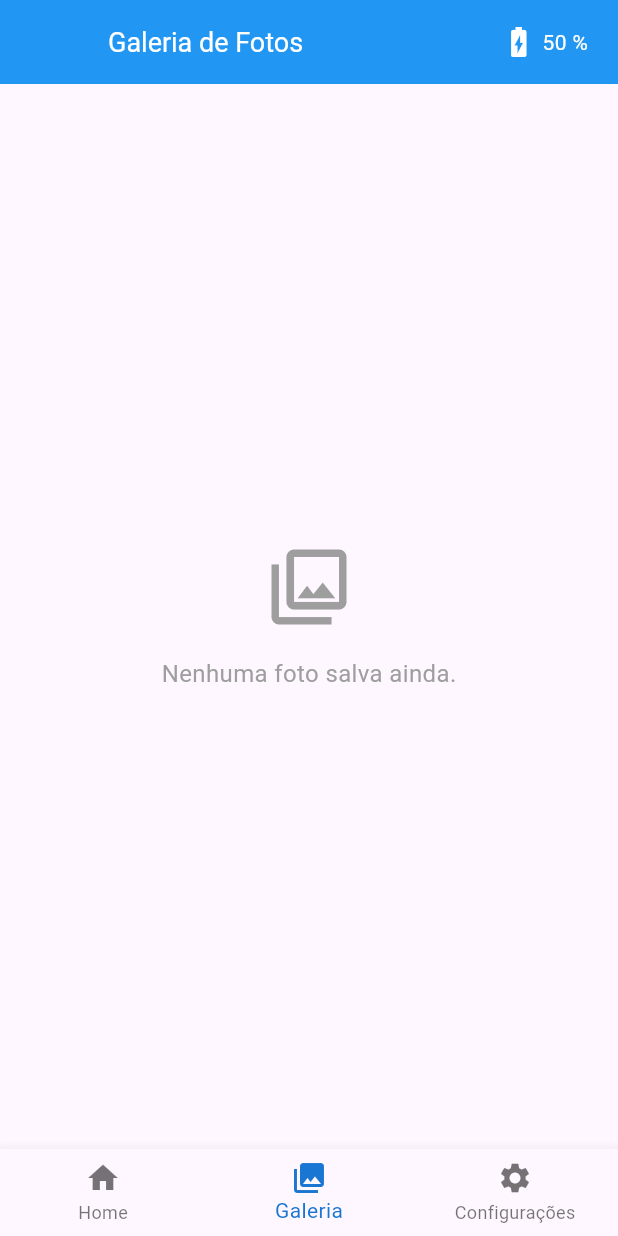
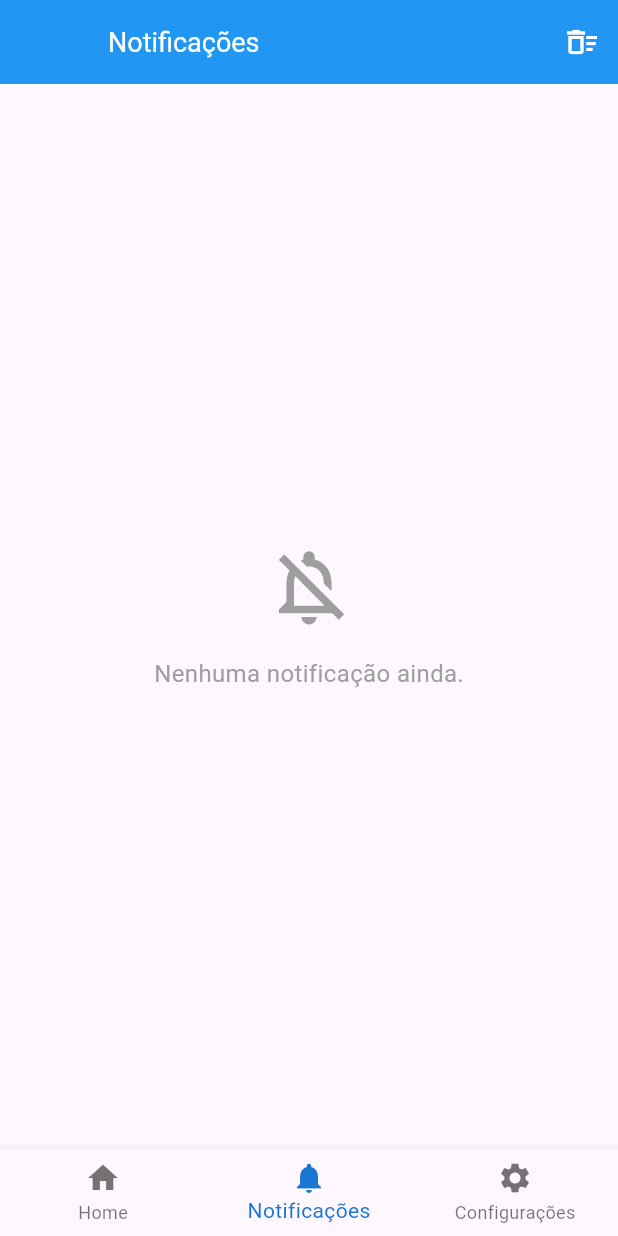
Before and after one commit to ThiagoGSL/Child_in_Car_Safety_Detection_System, a Flutter app: the screen it shows after launch, item 2 of the bottom bar chosen, on a phone screen of 412 x 824 dp. Run offline on Flutter 3.47's test engine with Material 3 defaults, Android fonts, the light colour scheme and no system bars; our stand-ins replace drift, get, permission_handler, timeline_tile; missing offline and left inert: flutter_reactive_ble; accounts and stored records are empty; generated files the repository leaves out were written again.

Commit message:
Criando pagina de notificacoes

```diff
--- a/lib/features/config/config_page.dart
+++ b/lib/features/config/config_page.dart
@@ -1,4 +1,5 @@
 import 'package:app_v0/features/cadastro/form_page.dart'; // Importe a FormPage
+import 'package:app_v0/features/photos/photo_page.dart';
 import 'package:app_v0/main_page_controller.dart';
 import 'package:flutter/material.dart';
 import 'package:get/get.dart';
@@ -37,7 +38,7 @@ class ConfigPage extends StatelessWidget {
           title: 'Logs do Sistema',
           subtitle: 'Visualizar logs de eventos e erros',
           onTap: () {
-            Get.snackbar('Em Breve', 'Página de logs ainda não implementada.');
+            Get.to(() => PhotoPage());
           },
         ),
          _buildConfigTile(
--- /dev/null
+++ b/lib/features/notification/notification_model.dart
@@ -0,0 +1,20 @@
+// Enum para categorizar as notificações e facilitar a exibição (ícones/cores)
+enum NotificationType {
+  connected,
+  disconnected,
+  photoReceived,
+  info,
+  error,
+}
+
+class AppNotification {
+  final String message;
+  final DateTime timestamp;
+  final NotificationType type;
+
+  AppNotification({
+    required this.message,
+    required this.timestamp,
+    required this.type,
+  });
+}
--- /dev/null
+++ b/lib/features/notification/notification_page.dart
@@ -0,0 +1,72 @@
+import 'package:app_v0/features/notification/notification_controller.dart';
+import 'package:app_v0/features/notification/notification_model.dart';
+import 'package:flutter/material.dart';
+import 'package:get/get.dart';
+import 'package:intl/intl.dart';
+
+class NotificationPage extends StatelessWidget {
+  // Este widget não tem 'const' no construtor para ser consistente
+  // com a lista de widgets não-constante no MainPageController.
+  NotificationPage({super.key});
+
+  final NotificationController controller = Get.find<NotificationController>();
+
+  // Mapeia o tipo de notificação para um ícone e cor específicos.
+  Widget _getIconForType(NotificationType type) {
+    switch (type) {
+      case NotificationType.connected:
+        return Icon(Icons.bluetooth_connected, color: Colors.green.shade700);
+      case NotificationType.disconnected:
+        return Icon(Icons.bluetooth_disabled, color: Colors.red.shade700);
+      case NotificationType.photoReceived:
+        return Icon(Icons.photo_camera, color: Colors.blue.shade700);
+      case NotificationType.error:
+        return Icon(Icons.error_outline, color: Colors.orange.shade700);
+      default:
+        return Icon(Icons.info_outline, color: Colors.grey.shade700);
+    }
+  }
+
+  @override
+  Widget build(BuildContext context) {
+    // Este widget não tem Scaffold ou AppBar próprios.
+    // Ele é o "corpo" que será exibido pela MainPage, que controla a AppBar.
+    return Obx(() {
+      if (controller.notifications.isEmpty) {
+        return const Center(
+          child: Column(
+            mainAxisAlignment: MainAxisAlignment.center,
+            children: [
+              Icon(Icons.notifications_off_outlined, size: 60, color: Colors.grey),
+              SizedBox(height: 16),
+              Text('Nenhuma notificação ainda.', style: TextStyle(fontSize: 16, color: Colors.grey)),
+            ],
+          ),
+        );
+      }
+
+      return ListView.builder(
+        padding: const EdgeInsets.all(8),
+        itemCount: controller.notifications.length,
+        itemBuilder: (context, index) {
+          final notification = controller.notifications[index];
+          // Formata a data e hora para exibição, ex: "13:35:40 17/06/2025"
+          final formattedTime = DateFormat('HH:mm:ss dd/MM/yyyy').format(notification.timestamp);
+
+          return Card(
+            margin: const EdgeInsets.symmetric(vertical: 4, horizontal: 8),
+            elevation: 2,
+            shape: RoundedRectangleBorder(
+              borderRadius: BorderRadius.circular(8),
+            ),
+            child: ListTile(
+              leading: _getIconForType(notification.type),
+              title: Text(notification.message),
+              subtitle: Text(formattedTime, style: const TextStyle(fontSize: 12, color: Colors.black54)),
+            ),
+          );
+        },
+      );
+    });
+  }
+}
--- a/lib/main.dart
+++ b/lib/main.dart
@@ -1,5 +1,6 @@
 import 'package:app_v0/features/bluetooth/ble_controller.dart';
 import 'package:app_v0/features/cadastro/form_controller.dart';
+import 'package:app_v0/features/notification/notification_controller.dart';
 import 'package:app_v0/features/photos/photo_controller.dart';
 import 'package:app_v0/features/splash/splash_page.dart';
 import 'package:flutter/material.dart';
@@ -8,11 +9,10 @@ import 'package:get/get.dart';
 void main() {
 
   WidgetsFlutterBinding.ensureInitialized();
-
+  Get.put(NotificationController(), permanent: true);
   Get.put(PhotoController(), permanent: true);
   Get.put(FormController(), permanent: true);
   Get.put(BluetoothController(), permanent: true);
-
 
   runApp(const App());
 }
--- a/lib/main_page.dart
+++ b/lib/main_page.dart
@@ -1,5 +1,6 @@
 import 'package:app_v0/features/bluetooth/ble_page.dart';
 import 'package:app_v0/main_page_controller.dart';
+import 'package:app_v0/features/notification/notification_controller.dart'; // <-- IMPORTANTE: Importar
 import 'package:flutter/material.dart';
 import 'package:get/get.dart';
 
@@ -9,11 +10,12 @@ class MainPage extends StatelessWidget {
   @override
   Widget build(BuildContext context) {
     final MainPageController controller = Get.put(MainPageController());
+    // <-- MUDANÇA: Instanciar o NotificationController para usar no badge.
+    final NotificationController notificationController = Get.find<NotificationController>();
 
     return Scaffold(
       appBar: AppBar(
         leading: Obx(() {
-          // Lógica para o botão de voltar da página de Bluetooth
           if (controller.selectedIndex.value == 2 && controller.showBlePage.value) {
             return IconButton(
               icon: const Icon(Icons.arrow_back_ios),
@@ -33,6 +35,32 @@ class MainPage extends StatelessWidget {
         foregroundColor: Colors.white,
         actions: [
           Obx(() {
+            // Se estiver na aba de notificações, mostra o botão de limpar.
+            if (controller.selectedIndex.value == 1) {
+              return IconButton(
+                icon: const Icon(Icons.delete_sweep_outlined),
+                tooltip: 'Limpar Histórico',
+                onPressed: () {
+                  // A lógica do diálogo de confirmação agora vive aqui.
+                  Get.dialog(AlertDialog(
+                    title: const Text('Limpar Histórico?'),
+                    content: const Text('Deseja apagar todas as notificações?'),
+                    actions: [
+                      TextButton(onPressed: () => Get.back(), child: const Text('Cancelar')),
+                      TextButton(
+                        onPressed: () {
+                          notificationController.clearNotifications();
+                          Get.back();
+                        },
+                        child: const Text('Limpar', style: TextStyle(color: Colors.red)),
+                      ),
+                    ],
+                  ));
+                },
+              );
+            }
+
+            // Senão, mostra o status da bateria.
             return Row(
               mainAxisSize: MainAxisSize.min,
               children: [
@@ -53,10 +81,40 @@ class MainPage extends StatelessWidget {
         );
       }),
       bottomNavigationBar: Obx(() => BottomNavigationBar(
-            items: const <BottomNavigationBarItem>[
-              BottomNavigationBarItem(icon: Icon(Icons.home), label: 'Home'),
-              BottomNavigationBarItem(icon: Icon(Icons.photo_library), label: 'Galeria'),
-              BottomNavigationBarItem(icon: Icon(Icons.settings), label: 'Configurações'),
+            items: <BottomNavigationBarItem>[
+              const BottomNavigationBarItem(icon: Icon(Icons.home), label: 'Home'),
+              // <-- MUDANÇA: Ícone de notificações com badge.
+              BottomNavigationBarItem(
+                icon: Stack(
+                  clipBehavior: Clip.none,
+                  children: [
+                    const Icon(Icons.notifications), // Ícone base
+                    // Mostra o badge apenas se houver notificações não lidas.
+                    if (notificationController.unreadCount.value > 0)
+                      Positioned(
+                        right: -8,
+                        top: -8,
+                        child: Container(
+                          padding: const EdgeInsets.all(4),
+                          decoration: BoxDecoration(
+                            color: Colors.red,
+                            shape: BoxShape.circle,
+                            border: Border.all(color: Colors.white, width: 1),
+                          ),
+                          constraints: const BoxConstraints(minWidth: 18, minHeight: 18),
+                          child: Center(
+                            child: Text(
+                              '${notificationController.unreadCount.value}',
+                              style: const TextStyle(color: Colors.white, fontSize: 10),
+                            ),
+                          ),
+                        ),
+                      ),
+                  ],
+                ),
+                label: 'Notificações',
+              ),
+              const BottomNavigationBarItem(icon: Icon(Icons.settings), label: 'Configurações'),
             ],
             currentIndex: controller.selectedIndex.value,
             selectedItemColor: Colors.blue.shade700,
--- a/lib/main_page_controller.dart
+++ b/lib/main_page_controller.dart
@@ -1,29 +1,29 @@
+// Arquivo: main_page_controller.dart
+
 import 'package:app_v0/features/bluetooth/ble_controller.dart';
 import 'package:app_v0/features/config/config_page.dart';
 import 'package:app_v0/features/home/home_page.dart';
-import 'package:app_v0/features/photos/photo_page.dart';
+import 'package:app_v0/features/notification/notification_page.dart';
+import 'package:app_v0/features/notification/notification_controller.dart'; // <-- IMPORTANTE: Importar
 import 'package:flutter/material.dart';
 import 'package:get/get.dart';
 
 class MainPageController extends GetxController {
-  // Variáveis de estado reativas
   var selectedIndex = 0.obs;
   var bateriaEsp = 50.obs;
   var showBlePage = false.obs;
-
-  // Variável reativa para controlar o título da AppBar
   var appBarTitle = 'Início'.obs;
 
+  // <-- MUDANÇA: A NotificationPage agora não é mais const
   final List<Widget> widgetOptions = [
     const HomePage(),
-    PhotoPage(),
+    NotificationPage(), // Removido o 'const'
     const ConfigPage(),
   ];
 
   @override
   void onInit(){
     super.onInit();
-    // Garante que o título inicial corresponda à primeira aba
     _updateTitle(selectedIndex.value);
   }
 
@@ -32,13 +32,18 @@ class MainPageController extends GetxController {
       showBlePage.value = false;
     }
     selectedIndex.value = index;
-    // Atualiza o título baseado no novo índice da aba
     _updateTitle(index);
+
+    // <-- MUDANÇA: Se o usuário tocar na aba de Notificações (índice 1),
+    // zeramos o contador de notificações não lidas.
+    if (index == 1) {
+      final notificationController = Get.find<NotificationController>();
+      notificationController.markNotificationsAsRead();
+    }
   }
 
   void navigateToBlePage(bool show) {
     showBlePage.value = show;
-    // Atualiza o título para refletir a sub-página de Bluetooth
     if (show) {
       appBarTitle.value = 'Conexão Bluetooth';
       final bleController = Get.find<BluetoothController>();
@@ -46,22 +51,19 @@ class MainPageController extends GetxController {
         bleController.startAutoScan();
       }
     } else {
-      // Quando voltar, restaura o título da aba de Configurações
       appBarTitle.value = 'Configurações';
     }
   }
 
-  // Função privada para atualizar o título com base no índice da aba
   void _updateTitle(int index){
     switch (index) {
       case 0:
         appBarTitle.value = 'Início';
         break;
       case 1:
-        appBarTitle.value = 'Galeria de Fotos';
+        appBarTitle.value = 'Notificações';
         break;
       case 2:
-        // Se já estivermos na página de BLE, não muda o título
         if (!showBlePage.value) {
            appBarTitle.value = 'Configurações';
         }
--- a/pubspec.yaml
+++ b/pubspec.yaml
@@ -49,11 +49,8 @@ dependencies:
   sqlite3_flutter_libs: ^0.5.32
   open_file: ^3.5.10
   image: ^4.5.4
-
-
-  # The following adds the Cupertino Icons font to your application.
-  # Use with the CupertinoIcons class for iOS style icons.
   cupertino_icons: ^1.0.8
+  intl: ^0.20.2
 
 dev_dependencies:
   drift_dev: ^2.15.0
```
Also changed, not shown: lib/features/bluetooth/ble_controller.dart (+22 -1 lines), lib/features/notification/notification_controller.dart (added, +32 -0 lines), pubspec.lock.
